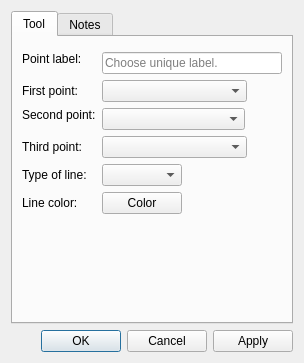
First picture: the form in src/libs/vtools/dialogs/tools/dialogshoulderpoint.ui, repository equinox-patterns/Ostara, before the edit.
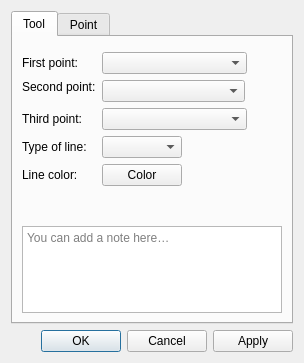
Second picture: the form after the edit. Icons and pictures are not drawn. Custom widgets are drawn as their Qt base class.

Commit message: Dialog tools : notes → Tool, onglet Point, base point retiré

```diff
--- a/src/libs/vtools/dialogs/tools/dialogshoulderpoint.ui
+++ b/src/libs/vtools/dialogs/tools/dialogshoulderpoint.ui
@@ -40,29 +40,6 @@
           <enum>QFormLayout::ExpandingFieldsGrow</enum>
          </property>
          <item row="0" column="0">
-          <widget class="QLabel" name="labelEditNamePoint">
-           <property name="sizePolicy">
-            <sizepolicy hsizetype="Fixed" vsizetype="Fixed">
-             <horstretch>0</horstretch>
-             <verstretch>0</verstretch>
-            </sizepolicy>
-           </property>
-           <property name="text">
-            <string>Point label:</string>
-           </property>
-          </widget>
-         </item>
-         <item row="0" column="1">
-          <widget class="QLineEdit" name="lineEditNamePoint">
-           <property name="toolTip">
-            <string>Unique label</string>
-           </property>
-           <property name="placeholderText">
-            <string>Choose unique label.</string>
-           </property>
-          </widget>
-         </item>
-         <item row="1" column="0">
           <widget class="QLabel" name="labelFirstPoint">
            <property name="sizePolicy">
             <sizepolicy hsizetype="Preferred" vsizetype="Preferred">
@@ -75,7 +52,7 @@
            </property>
           </widget>
          </item>
-         <item row="1" column="1">
+         <item row="0" column="1">
           <widget class="QComboBox" name="comboBoxP1Line">
            <property name="sizePolicy">
             <sizepolicy hsizetype="Preferred" vsizetype="Fixed">
@@ -91,7 +68,7 @@
            </property>
           </widget>
          </item>
-         <item row="2" column="0">
+         <item row="1" column="0">
           <widget class="QLabel" name="labelSecondPoint">
            <property name="sizePolicy">
             <sizepolicy hsizetype="Preferred" vsizetype="Fixed">
@@ -104,7 +81,7 @@
            </property>
           </widget>
          </item>
-         <item row="2" column="1">
+         <item row="1" column="1">
           <widget class="QComboBox" name="comboBoxP2Line">
            <property name="sizePolicy">
             <sizepolicy hsizetype="Preferred" vsizetype="Fixed">
@@ -120,7 +97,7 @@
            </property>
           </widget>
          </item>
-         <item row="3" column="0">
+         <item row="2" column="0">
           <widget class="QLabel" name="labelThirdPoint">
            <property name="sizePolicy">
             <sizepolicy hsizetype="Preferred" vsizetype="Preferred">
@@ -133,7 +110,7 @@
            </property>
           </widget>
          </item>
-         <item row="3" column="1">
+         <item row="2" column="1">
           <widget class="QComboBox" name="comboBoxP3">
            <property name="sizePolicy">
             <sizepolicy hsizetype="Preferred" vsizetype="Fixed">
@@ -149,7 +126,7 @@
            </property>
           </widget>
          </item>
-         <item row="4" column="0">
+         <item row="3" column="0">
           <widget class="QLabel" name="label_7">
            <property name="sizePolicy">
             <sizepolicy hsizetype="Preferred" vsizetype="Preferred">
@@ -162,7 +139,7 @@
            </property>
           </widget>
          </item>
-         <item row="4" column="1">
+         <item row="3" column="1">
           <widget class="QComboBox" name="comboBoxLineType">
            <property name="sizePolicy">
             <sizepolicy hsizetype="Preferred" vsizetype="Fixed">
@@ -190,14 +167,14 @@
            </property>
           </widget>
          </item>
-         <item row="5" column="0">
+         <item row="4" column="0">
           <widget class="QLabel" name="label">
            <property name="text">
             <string>Line color:</string>
            </property>
           </widget>
          </item>
-         <item row="5" column="1">
+         <item row="4" column="1">
           <widget class="VPE::QtColorPicker" name="pushButtonLineColor">
            <property name="text">
             <string notr="true">Color</string>
@@ -219,15 +196,56 @@
          </property>
         </spacer>
        </item>
+       <item>
+        <layout class="QHBoxLayout" name="notesSeparatorLayout">
+         <property name="leftMargin"><number>33</number></property>
+         <property name="rightMargin"><number>33</number></property>
+         <item>
+          <widget class="QFrame" name="notesSeparator">
+           <property name="minimumSize"><size><width>0</width><height>1</height></size></property>
+           <property name="maximumSize"><size><width>16777215</width><height>1</height></size></property>
+          </widget>
+         </item>
+        </layout>
+       </item>
+       <item>
+        <widget class="QPlainTextEdit" name="plainTextEditToolNotes">
+         <property name="placeholderText"><string>You can add a note here…</string></property>
+         <property name="maximumSize"><size><width>16777215</width><height>100</height></size></property>
+        </widget>
+       </item>
       </layout>
      </widget>
      <widget class="QWidget" name="tab_2">
       <attribute name="title">
-       <string>Notes</string>
+       <string>Point</string>
       </attribute>
-      <layout class="QVBoxLayout" name="verticalLayout_3">
-       <item>
-        <widget class="QPlainTextEdit" name="plainTextEditToolNotes"/>
+      <layout class="QFormLayout" name="formLayoutPoint">
+       <property name="fieldGrowthPolicy">
+        <enum>QFormLayout::ExpandingFieldsGrow</enum>
+       </property>
+       <item row="0" column="0">
+        <widget class="QLabel" name="labelEditNamePoint">
+         <property name="sizePolicy">
+          <sizepolicy hsizetype="Fixed" vsizetype="Fixed">
+           <horstretch>0</horstretch>
+           <verstretch>0</verstretch>
+          </sizepolicy>
+         </property>
+         <property name="text">
+          <string>Point name:</string>
+         </property>
+        </widget>
+       </item>
+       <item row="0" column="1">
+        <widget class="QLineEdit" name="lineEditNamePoint">
+         <property name="toolTip">
+          <string>Unique label</string>
+         </property>
+         <property name="placeholderText">
+          <string>Choose unique label.</string>
+         </property>
+        </widget>
        </item>
       </layout>
      </widget>
```
The commit also changes 77 other files.
